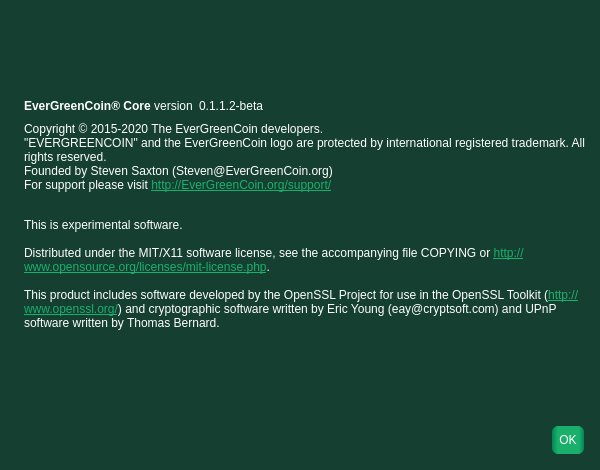
EverGreenCoinDev/EverGreenCoin, file src/qt/forms/aboutdialog.ui: the form before one commit.
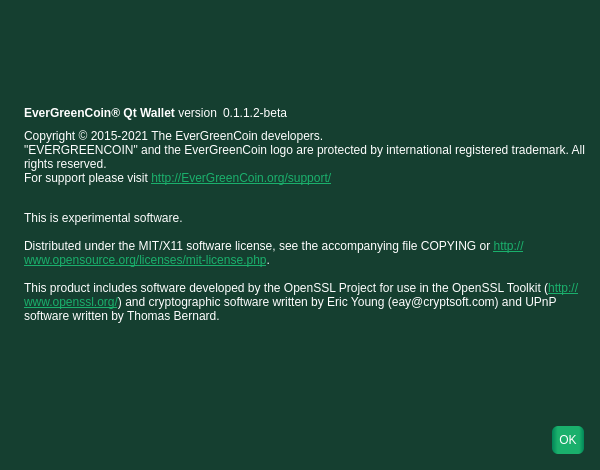
The form after the commit. Icons and pictures are not drawn.

The edit to the form file:
```diff
--- a/src/qt/forms/aboutdialog.ui
+++ b/src/qt/forms/aboutdialog.ui
@@ -59,7 +59,7 @@
           <string notr="true">color: white;</string>
          </property>
          <property name="text">
-          <string>&lt;b&gt;EverGreenCoin® Core&lt;/b&gt; version</string>
+          <string>&lt;b&gt;EverGreenCoin® Qt Wallet&lt;/b&gt; version</string>
          </property>
          <property name="textInteractionFlags">
           <set>Qt::LinksAccessibleByMouse|Qt::TextSelectableByKeyboard|Qt::TextSelectableByMouse</set>
@@ -109,7 +109,7 @@
         <string notr="true">color: white;</string>
        </property>
        <property name="text">
-        <string>&lt;html&gt;&lt;head/&gt;&lt;body&gt;&lt;p&gt;Copyright © 2015-2020 The EverGreenCoin developers.&lt;br/&gt;&amp;quot;EVERGREENCOIN&amp;quot; and the EverGreenCoin logo are protected by international registered trademark. All rights reserved.&lt;br/&gt;Founded by Steven Saxton (Steven@EverGreenCoin.org)&lt;br/&gt;For support please visit &lt;a href=&quot;http://EverGreenCoin.org/support/&quot;&gt;&lt;span style=&quot; text-decoration: underline; color:#1ab06c;&quot;&gt;http://EverGreenCoin.org/support/&lt;/span&gt;&lt;/a&gt;&lt;/p&gt;&lt;p&gt;&lt;br/&gt;This is experimental software.&lt;br/&gt;&lt;br/&gt;Distributed under the MIT/X11 software license, see the accompanying file COPYING or &lt;a href=&quot;http://www.opensource.org/licenses/mit-license.php&quot;&gt;&lt;span style=&quot; text-decoration: underline; color:#1ab06c;&quot;&gt;http://www.opensource.org/licenses/mit-license.php&lt;/span&gt;&lt;/a&gt;.&lt;br/&gt;&lt;br/&gt;This product includes software developed by the OpenSSL Project for use in the OpenSSL Toolkit (&lt;a href=&quot;http://www.openssl.org/&quot;&gt;&lt;span style=&quot; text-decoration: underline; color:#1ab06c;&quot;&gt;http://www.openssl.org/&lt;/span&gt;&lt;/a&gt;) and cryptographic software written by Eric Young (eay@cryptsoft.com) and UPnP software written by Thomas Bernard.&lt;/p&gt;&lt;/body&gt;&lt;/html&gt;</string>
+        <string>&lt;html&gt;&lt;head/&gt;&lt;body&gt;&lt;p&gt;Copyright © 2015-2021 The EverGreenCoin developers.&lt;br/&gt;&amp;quot;EVERGREENCOIN&amp;quot; and the EverGreenCoin logo are protected by international registered trademark. All rights reserved.&lt;br/&gt;For support please visit &lt;a href=&quot;http://EverGreenCoin.org/support/&quot;&gt;&lt;span style=&quot; text-decoration: underline; color:#1ab06c;&quot;&gt;http://EverGreenCoin.org/support/&lt;/span&gt;&lt;/a&gt;&lt;/p&gt;&lt;p&gt;&lt;br/&gt;This is experimental software.&lt;br/&gt;&lt;br/&gt;Distributed under the MIT/X11 software license, see the accompanying file COPYING or &lt;a href=&quot;http://www.opensource.org/licenses/mit-license.php&quot;&gt;&lt;span style=&quot; text-decoration: underline; color:#1ab06c;&quot;&gt;http://www.opensource.org/licenses/mit-license.php&lt;/span&gt;&lt;/a&gt;.&lt;br/&gt;&lt;br/&gt;This product includes software developed by the OpenSSL Project for use in the OpenSSL Toolkit (&lt;a href=&quot;http://www.openssl.org/&quot;&gt;&lt;span style=&quot; text-decoration: underline; color:#1ab06c;&quot;&gt;http://www.openssl.org/&lt;/span&gt;&lt;/a&gt;) and cryptographic software written by Eric Young (eay@cryptsoft.com) and UPnP software written by Thomas Bernard.&lt;/p&gt;&lt;/body&gt;&lt;/html&gt;</string>
        </property>
        <property name="textFormat">
         <enum>Qt::RichText</enum>
```
Left out of the diff: 2 changed lines with no effect on the pictures.
